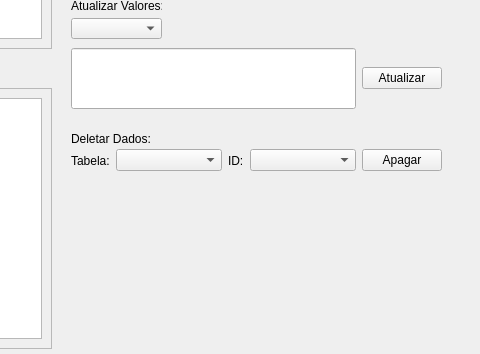
Old version of the form Gerenciador de Banco de Dados/Design/gerenciador.ui in the repository j-victor-silva/projetos_python; both pictures show x 189 to 669 and y 112 to 466 of the 669 by 466 pixel window.
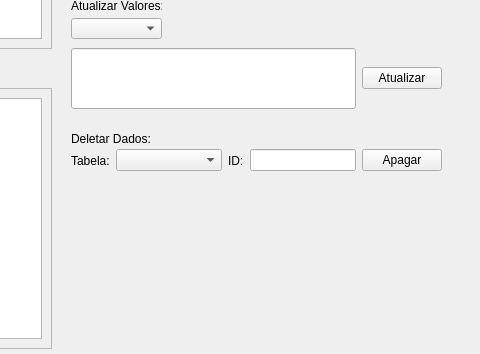
New version of the form.

Patch:
```diff
--- a/Gerenciador de Banco de Dados/Design/gerenciador.ui
+++ b/Gerenciador de Banco de Dados/Design/gerenciador.ui
@@ -310,7 +310,14 @@
       </widget>
      </item>
      <item>
-      <widget class="QComboBox" name="slideBoxTableDel"/>
+      <widget class="QLineEdit" name="inputIdDel">
+       <property name="sizePolicy">
+        <sizepolicy hsizetype="Ignored" vsizetype="Fixed">
+         <horstretch>0</horstretch>
+         <verstretch>0</verstretch>
+        </sizepolicy>
+       </property>
+      </widget>
      </item>
      <item>
       <widget class="QPushButton" name="btnDelValues">
```
